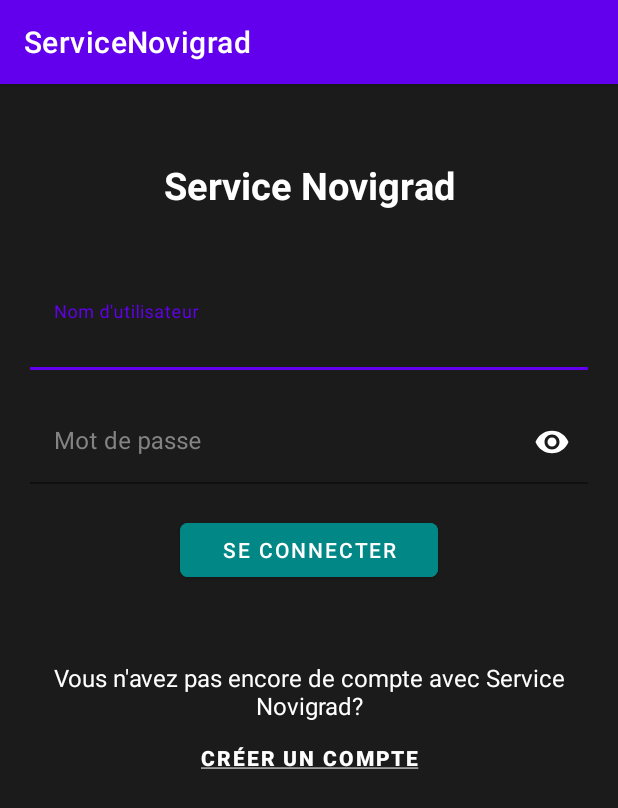
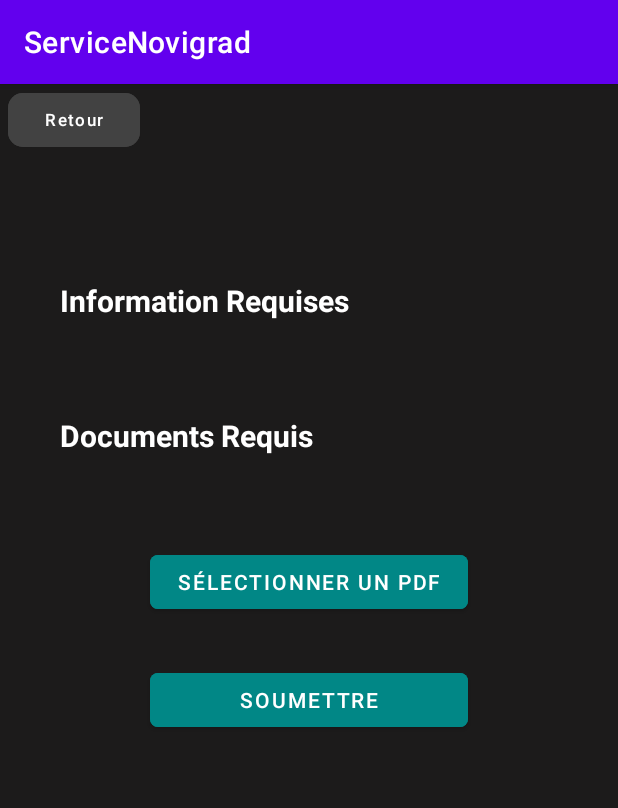
Before and after one commit to uOttawa-SEG2505-Fall2021/novigrad-project---part-1-g03, an Android app: the screen it shows after launch (LoginPage before the commit, SubmitDemandePage after it), on a phone screen of 412 x 824 dp. Shown: the top 808 px of the screen. Run offline under Robolectric (Android 15) with nearby library versions, the phone set to English and light mode, and no system bars; our stand-ins replace Firebase (no records; nobody signed in at launch, a user with empty details on screens opened directly).

Commit message:
added most of the submitdemandepage stuff

```diff
--- a/App/app/src/main/AndroidManifest.xml
+++ b/App/app/src/main/AndroidManifest.xml
@@ -9,6 +9,9 @@
         android:roundIcon="@mipmap/ic_launcher_round"
         android:supportsRtl="true"
         android:theme="@style/Theme.Novigrad">
+        <activity
+            android:name=".SubmitDemandePage"
+            android:exported="false" />
         <activity
             android:name=".SuccursaleDetailsPage"
             android:exported="false" />
--- a/App/app/src/main/java/com/example/novigrad/LoginPage.java
+++ b/App/app/src/main/java/com/example/novigrad/LoginPage.java
@@ -31,10 +31,18 @@ public class LoginPage extends AppCompatActivity {
     String username;
     String password;
 
+    private void testAPage() {
+        Intent testpage = new Intent(LoginPage.this, SubmitDemandePage.class);
+        startActivity(testpage);
+    }
+
+
     @Override
     protected void onCreate(Bundle savedInstanceState) {
         super.onCreate(savedInstanceState);
         setContentView(R.layout.activity_main);
+
+        testAPage();
 
         // Remet le username et password comme des champs vides lorsque le compte se déconnecte
         if (savedInstanceState == null) {
--- /dev/null
+++ b/App/app/src/main/java/com/example/novigrad/SubmitDemandePage.java
@@ -0,0 +1,92 @@
+package com.example.novigrad;
+
+import androidx.annotation.NonNull;
+import androidx.annotation.Nullable;
+import androidx.appcompat.app.AppCompatActivity;
+
+import android.content.Intent;
+import android.os.Bundle;
+import android.view.View;
+import android.widget.TextView;
+import android.widget.Toast;
+
+import com.google.android.gms.tasks.OnCompleteListener;
+import com.google.android.gms.tasks.Task;
+import com.google.firebase.database.DataSnapshot;
+import com.google.firebase.database.DatabaseReference;
+import com.google.firebase.database.FirebaseDatabase;
+
+public class SubmitDemandePage extends AppCompatActivity {
+
+    private TextView serviceNameView, serviceDocsView, serviceInfoView;
+
+    private String serviceKey;
+    private Service serviceApplyingTo;
+    DatabaseReference databaseServices;
+
+    @Override
+    protected void onCreate(Bundle savedInstanceState) {
+        super.onCreate(savedInstanceState);
+        setContentView(R.layout.activity_submit_demande_page);
+
+        databaseServices = FirebaseDatabase.getInstance().getReference("services");
+
+
+        if (savedInstanceState == null) {
+            Bundle extras = getIntent().getExtras();
+            if (extras != null) {
+                serviceKey = extras.getString("serviceKey");
+            } else {
+                //error handling
+//                finish();
+                serviceKey = "-MofyR4RKkazUR4ef6ap";
+            }
+        }
+
+        serviceNameView = findViewById(R.id.details_name);
+        serviceDocsView = findViewById(R.id.details_docs);
+        serviceInfoView = findViewById(R.id.details_info);
+
+        databaseServices.get().addOnCompleteListener(new OnCompleteListener<DataSnapshot>() {
+            @Override
+            public void onComplete(@NonNull Task<DataSnapshot> task) {
+                for (DataSnapshot serviceSnap:
+                     task.getResult().getChildren()) {
+                    if (serviceSnap.getKey().equals(serviceKey)) {
+                        serviceApplyingTo = serviceSnap.getValue(Service.class);
+                        serviceNameView.setText(serviceApplyingTo.getNomService());
+                        serviceDocsView.setText(serviceApplyingTo.getDocsRequis());
+                        serviceInfoView.setText(serviceApplyingTo.getInfosRequises());
+                    }
+                }
+            }
+        });
+
+    }
+
+    public void onSelectPDF(View view) {
+        Intent pdfSelectIntent = new Intent();
+        pdfSelectIntent.setType("application/pdf");
+        pdfSelectIntent.setAction(Intent.ACTION_GET_CONTENT);
+        startActivityForResult(Intent.createChooser(pdfSelectIntent,"Please select a pdf"), 1);
+    }
+
+    @Override
+    protected void onActivityResult(int requestCode, int resultCode, @Nullable Intent data) {
+        super.onActivityResult(requestCode, resultCode, data);
+
+        if (requestCode == 1 && resultCode == RESULT_OK && data != null && data.getData()!= null) {
+            Toast.makeText(this, "Fichier .pdf ajouté avec succès", Toast.LENGTH_SHORT).show();
+        } else {
+            Toast.makeText(this, "Fichier .pdf n'a pas été ajouté", Toast.LENGTH_SHORT).show();
+        }
+    }
+
+    public void onSubmitDemande(View view) {
+        //do database stuff
+    }
+
+    public void onReturn(View view) {
+        finish();
+    }
+}
--- /dev/null
+++ b/App/app/src/main/res/layout/activity_submit_demande_page.xml
@@ -0,0 +1,150 @@
+<?xml version="1.0" encoding="utf-8"?>
+<RelativeLayout xmlns:android="http://schemas.android.com/apk/res/android"
+    xmlns:app="http://schemas.android.com/apk/res-auto"
+    xmlns:tools="http://schemas.android.com/tools"
+    android:id="@+id/container"
+    android:layout_width="match_parent"
+    android:layout_height="match_parent"
+    android:background="#1C1B1B"
+    android:outlineAmbientShadowColor="#FFFFFF"
+    android:outlineSpotShadowColor="#FFFFFF"
+    tools:context="com.example.novigrad.SubmitDemandePage">
+
+
+    <ScrollView
+        android:layout_width="match_parent"
+        android:layout_height="match_parent">
+
+        <LinearLayout
+            android:layout_width="match_parent"
+            android:layout_height="wrap_content"
+            android:orientation="vertical">
+
+            <Button
+                android:id="@+id/retour"
+                android:layout_width="wrap_content"
+                android:layout_height="wrap_content"
+                android:layout_marginLeft="5dp"
+                android:backgroundTint="@color/cardview_dark_background"
+                android:enabled="true"
+                android:onClick="onReturn"
+                android:text="Retour"
+                android:textAlignment="center"
+                android:textAllCaps="false"
+                android:textColor="@color/white"
+                android:textSize="11dp"
+                app:cornerRadius="10dp" />
+
+            <TextView
+                android:id="@+id/details_name"
+                android:layout_width="match_parent"
+                android:layout_height="wrap_content"
+                android:layout_marginLeft="40dp"
+                android:layout_marginTop="20dp"
+                android:layout_marginRight="40dp"
+                android:textAlignment="center"
+                android:textColor="@color/white"
+                android:textSize="35dp" />
+
+            <Space
+                android:layout_width="match_parent"
+                android:layout_height="10dp" />
+
+            <TextView
+                android:id="@+id/textView2"
+                android:layout_width="331dp"
+                android:layout_height="37dp"
+                android:layout_marginStart="40dp"
+                android:layout_marginTop="5dp"
+                android:text="@string/information_requises"
+                android:textAlignment="viewStart"
+                android:textColor="@color/white"
+                android:textSize="20dp"
+                android:textStyle="bold" />
+
+            <TextView
+                android:id="@+id/details_info"
+                android:layout_width="wrap_content"
+                android:layout_height="wrap_content"
+                android:layout_marginLeft="40dp"
+                android:layout_marginTop="7dp"
+                android:layout_marginRight="40dp"
+                android:textColor="@color/white"
+                android:textSize="18dp" />
+
+            <Space
+                android:layout_width="match_parent"
+                android:layout_height="5dp" />
+
+            <TextView
+                android:id="@+id/textView4"
+                android:layout_width="332dp"
+                android:layout_height="35dp"
+                android:layout_marginStart="40dp"
+                android:layout_marginTop="15dp"
+                android:text="@string/documents_requis"
+                android:textAlignment="viewStart"
+                android:textColor="@color/white"
+                android:textSize="20dp"
+                android:textStyle="bold" />
+
+            <TextView
+                android:id="@+id/details_docs"
+                android:layout_width="wrap_content"
+                android:layout_height="wrap_content"
+                android:layout_marginLeft="40dp"
+                android:layout_marginTop="7dp"
+                android:layout_marginRight="40dp"
+                android:textColor="@color/white"
+                android:textSize="18dp" />
+
+            <Space
+                android:layout_width="match_parent"
+                android:layout_height="20dp" />
+
+            <Button
+                android:id="@+id/selectPdf"
+                android:layout_width="match_parent"
+                android:layout_height="wrap_content"
+                android:layout_marginLeft="100dp"
+                android:layout_marginRight="100dp"
+                android:backgroundTint="@color/teal_700"
+                android:enabled="true"
+                android:onClick="onSelectPDF"
+                android:text="Sélectionner un pdf"
+                android:textAlignment="center"
+                android:textColor="@color/white"
+                app:cornerRadius="5dp" />
+
+
+            <Space
+                android:layout_width="match_parent"
+                android:layout_height="15dp" />
+
+<!--      Samy put the rating thing here      -->
+
+            <Space
+                android:layout_width="match_parent"
+                android:layout_height="15dp" />
+
+            <Button
+                android:id="@+id/submitDemande"
+                android:layout_width="match_parent"
+                android:layout_height="wrap_content"
+                android:layout_marginLeft="100dp"
+                android:layout_marginRight="100dp"
+                android:backgroundTint="@color/teal_700"
+                android:enabled="true"
+                android:onClick="onSubmitDemande"
+                android:text="Soumettre"
+                android:textAlignment="center"
+                android:textColor="@color/white"
+                app:cornerRadius="5dp" />
+
+            <Space
+                android:layout_width="match_parent"
+                android:layout_height="10dp" />
+        </LinearLayout>
+    </ScrollView>
+
+</RelativeLayout>
```
